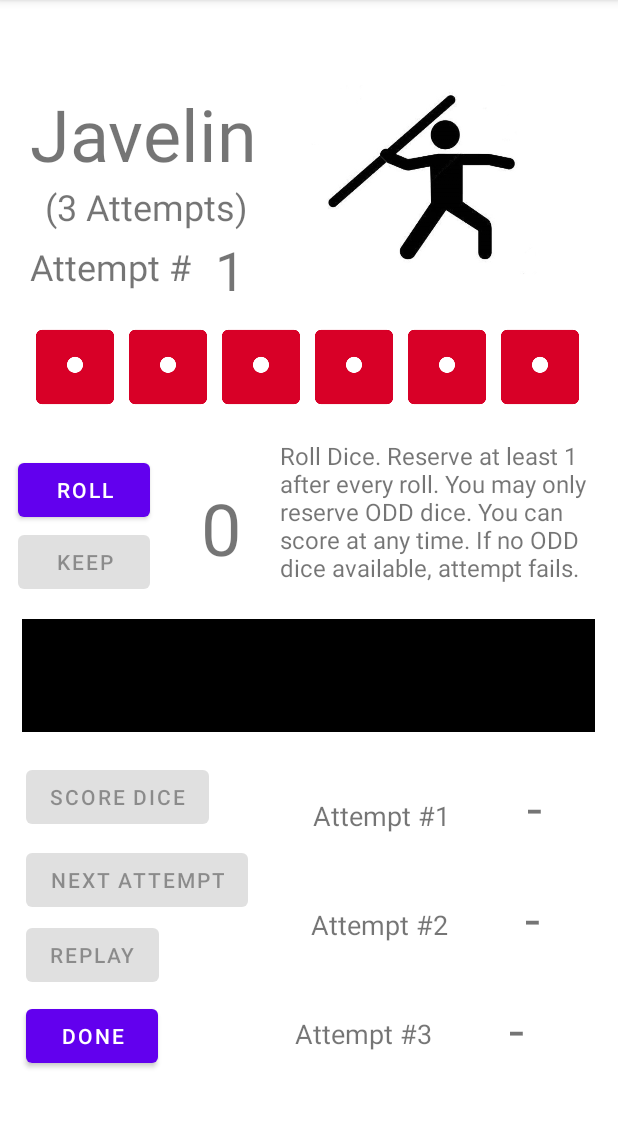
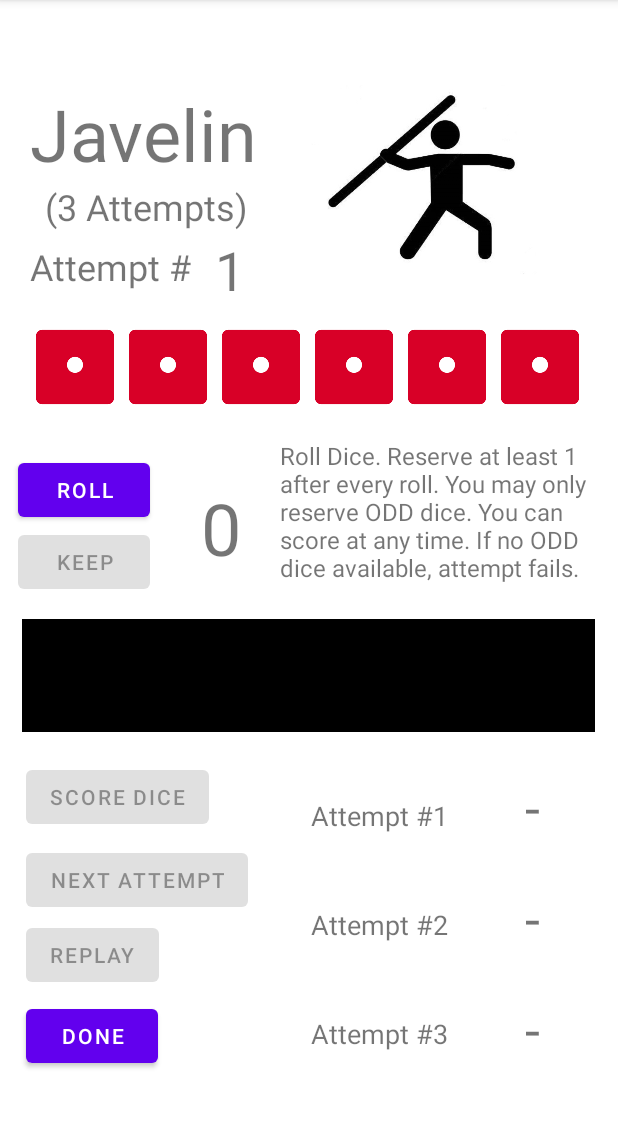
Before and after one commit to willmoller/Decathlon_Android, an Android app: the EventJavelin screen opened directly, with no data from a screen before it, on a phone screen of 412 x 824 dp, the part 84-1212 px from its top. Run offline under Robolectric (Android 15) with nearby library versions, the light colour scheme and no system bars.

Commit message:
Fixed logic for Discus and Javelin, seem to be working fully now. Added layout for Final Score and fixed bug on loading Final Score Activity, it was reading a TextView from a different Activity. Minor fixes on a few java activity files too.

```diff
--- a/app/src/main/java/com/example/encore/Event1500Metres.java
+++ b/app/src/main/java/com/example/encore/Event1500Metres.java
@@ -24,7 +24,6 @@ public class Event1500Metres extends AppCompatActivity {
     private ArrayList<String> rolledKeys;
     private int totalScore, rollsLeft, dieCount, fullGameScore;
     private Button rollDie, keepDie, resetGame, leaveGame;
-    private Die currentDie;
     private boolean isFullGame;
     private TextView rollsLeftText, scoreText, fullGameScoreLabel, fullGameScoreText;
     private MediaPlayer mp;
--- a/app/src/main/java/com/example/encore/EventJavelin.java
+++ b/app/src/main/java/com/example/encore/EventJavelin.java
@@ -25,7 +25,7 @@ public class EventJavelin extends AppCompatActivity implements View.OnClickListe
     private Dice rolledDice, reservedDice;
     private ArrayList<ImageView> ivRolledDice, ivBankedDiceSet;
     private ArrayList<String> rolledKeys, bankKeys, bankedKeys;
-    private int reserveScore, totalScore, diceAvailable, diceClicked, fullGameScore, intScore1, intScore2, intScore3;
+    private int reserveScore, totalScore, diceAvailable, diceClicked, fullGameScore, intScore1, intScore2, intScore3, diceRolled;
     private Button rollDice, keepDice, scoreDice, nextAttempt, resetGame, leaveGame;
     private ImageView rollDie1, rollDie2, rollDie3, rollDie4, rollDie5, rollDie6, reserveDie1,
             reserveDie2, reserveDie3, reserveDie4, reserveDie5, reserveDie6;
@@ -120,10 +120,10 @@ public class EventJavelin extends AppCompatActivity implements View.OnClickListe
 
         bankedKeys = new ArrayList<String>();
 
-        oddsAvailable = false;
         totalScore = 0;
         reserveScore = 0;
         diceClicked = 0;
+        diceRolled = 0;
         diceAvailable = 6;
         reserveScoreText = (TextView) findViewById(R.id.tvJavelinReserveSum);
 
@@ -153,6 +153,8 @@ public class EventJavelin extends AppCompatActivity implements View.OnClickListe
                 mp = MediaPlayer.create(this, R.raw.dice);
                 mp.start();
             } catch(Exception e) { e.printStackTrace(); }
+
+            oddsAvailable = false;
 
             final Animation anim1 = AnimationUtils.loadAnimation(EventJavelin.this, R.anim.shake);
             final Animation anim2 = AnimationUtils.loadAnimation(EventJavelin.this, R.anim.shake);
@@ -216,8 +218,11 @@ public class EventJavelin extends AppCompatActivity implements View.OnClickListe
                         rolledDice.getDiceList().get("rollDie6").setValue(value);
                     }
 
-                    for(int i = 0; i < diceAvailable; i++){
-                        if (rolledDice.getDiceList().get(rolledKeys.get(i)).getValue() % 2 == 0){
+                    diceRolled++;
+
+                    if (diceRolled == diceAvailable) {
+                        for (int i = 0; i < diceAvailable; i++) {
+                            if (rolledDice.getDiceList().get(rolledKeys.get(i)).getValue() % 2 == 0) {
                                 rolledDice.getDiceList().get(rolledKeys.get(i)).getDieFaceView().setBackgroundColor(Color.BLACK);
                                 rolledDice.getDiceList().get(rolledKeys.get(i)).MakeUnclickable();
                             } else {
@@ -227,11 +232,11 @@ public class EventJavelin extends AppCompatActivity implements View.OnClickListe
                             }
                         }
 
-                    if(!oddsAvailable){
+                        if (!oddsAvailable) {
                             keepDice.setEnabled(false);
                             scoreDice.setEnabled(false);
                             nextAttempt.setEnabled(true);
-                        switch (attempt){
+                            switch (attempt) {
                                 case 1:
                                     score1.setText(Integer.toString(0));
                                     score1.setTextColor(Color.RED);
@@ -253,6 +258,7 @@ public class EventJavelin extends AppCompatActivity implements View.OnClickListe
                                     fullGameScore += maxValue;
                                     fullGameScoreText.setText(Integer.toString(fullGameScore));
                                     break;
+                            }
                         }
                     }
                 }
@@ -288,6 +294,7 @@ public class EventJavelin extends AppCompatActivity implements View.OnClickListe
                 rolledDice.getDiceList().get(key).getDieFaceView().setClickable(false);
                 rolledDice.getDiceList().get(key).makeInvisible();
             }
+            diceRolled = 0;
             diceClicked = 0;
             oddsAvailable = false;
             if(diceAvailable > 0){
@@ -335,6 +342,7 @@ public class EventJavelin extends AppCompatActivity implements View.OnClickListe
         nextAttempt.setOnClickListener(v -> {
             diceAvailable = 6;
             diceClicked = 0;
+            diceRolled = 0;
             oddsAvailable = false;
             attempt++;
             attemptText.setText(Integer.toString(attempt));
@@ -372,6 +380,7 @@ public class EventJavelin extends AppCompatActivity implements View.OnClickListe
                 resetGame.setEnabled(false);
                 oddsAvailable = false;
                 diceAvailable = 6;
+                diceRolled = 0;
                 attempt = 1;
                 attemptText.setText(Integer.toString(attempt));
 
--- a/app/src/main/java/com/example/encore/EventLongJump.java
+++ b/app/src/main/java/com/example/encore/EventLongJump.java
@@ -39,6 +39,7 @@ public class EventLongJump extends AppCompatActivity implements View.OnClickList
         return RANDOM.nextInt(6) + 1;
     }
 
+    @RequiresApi(api = Build.VERSION_CODES.N)
     @Override
     protected void onCreate(Bundle savedInstanceState) {
         super.onCreate(savedInstanceState);
@@ -272,6 +273,10 @@ public class EventLongJump extends AppCompatActivity implements View.OnClickList
                             score3.setTextColor(Color.RED);
                             nextAttempt.setEnabled(false);
                             resetGame.setEnabled(true);
+                            int maxValue = Integer.max(intScore1, intScore2);
+                            maxValue = Integer.max(maxValue, intScore3);
+                            fullGameScore += maxValue;
+                            fullGameScoreText.setText(Integer.toString(fullGameScore));
                             break;
                     }
                 } else if (diceClicked == 5){
--- a/app/src/main/java/com/example/encore/FinalScore.java
+++ b/app/src/main/java/com/example/encore/FinalScore.java
@@ -22,7 +22,7 @@ public class FinalScore extends AppCompatActivity {
         done = (Button) findViewById(R.id.buttonReturnHome);
 
         Intent intent = getIntent();
-        finalScoreText = (TextView) findViewById(R.id.tv1500MTotalScore);
+        finalScoreText = (TextView) findViewById(R.id.tvFinalScore);
         finalScore = intent.getIntExtra("fullGameScore", 0);
         finalScoreText.setText(Integer.toString(finalScore));
 
--- a/app/src/main/res/layout/activity_event_javelin.xml
+++ b/app/src/main/res/layout/activity_event_javelin.xml
@@ -307,12 +307,12 @@
         android:id="@+id/textView19"
         android:layout_width="wrap_content"
         android:layout_height="wrap_content"
-        android:layout_marginStart="69dp"
-        android:layout_marginLeft="69dp"
+        android:layout_marginStart="42dp"
+        android:layout_marginLeft="42dp"
         android:layout_marginTop="43dp"
         android:text="Attempt #1"
         android:textSize="18sp"
-        app:layout_constraintStart_toEndOf="@+id/buttonJavelinScore"
+        app:layout_constraintStart_toEndOf="@+id/buttonJavelinNextAttempt"
         app:layout_constraintTop_toBottomOf="@+id/constraintLayout6" />
 
     <TextView
@@ -331,12 +331,12 @@
         android:id="@+id/textView21"
         android:layout_width="wrap_content"
         android:layout_height="wrap_content"
-        android:layout_marginStart="91dp"
-        android:layout_marginLeft="91dp"
+        android:layout_marginStart="42dp"
+        android:layout_marginLeft="42dp"
         android:layout_marginTop="48dp"
         android:text="Attempt #3"
         android:textSize="18sp"
-        app:layout_constraintStart_toEndOf="@+id/buttonJavelinDone"
+        app:layout_constraintStart_toEndOf="@+id/buttonJavelinNextAttempt"
         app:layout_constraintTop_toBottomOf="@+id/textView20" />
 
     <TextView
```
Also changed, not shown: app/src/main/java/com/example/encore/EventDiscus.java (+15 -6 lines). Lines whose indentation alone changed are shown as unchanged.
